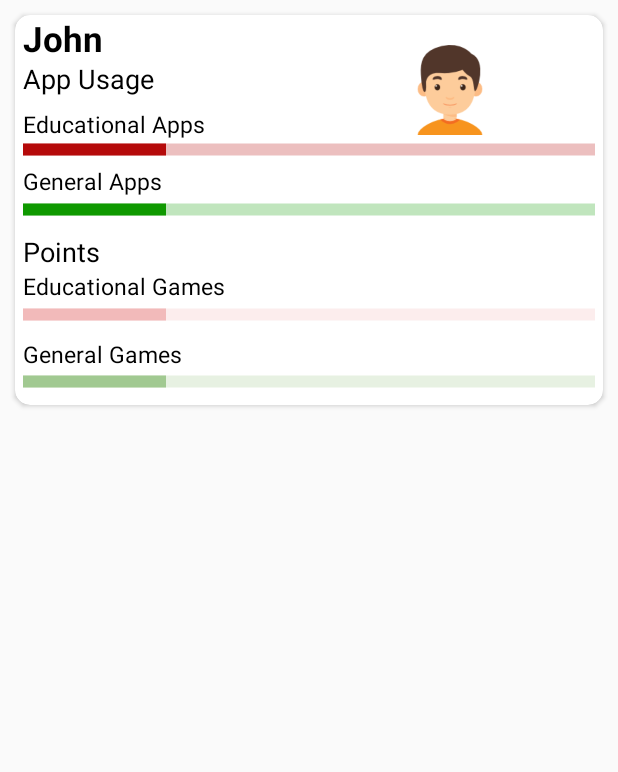
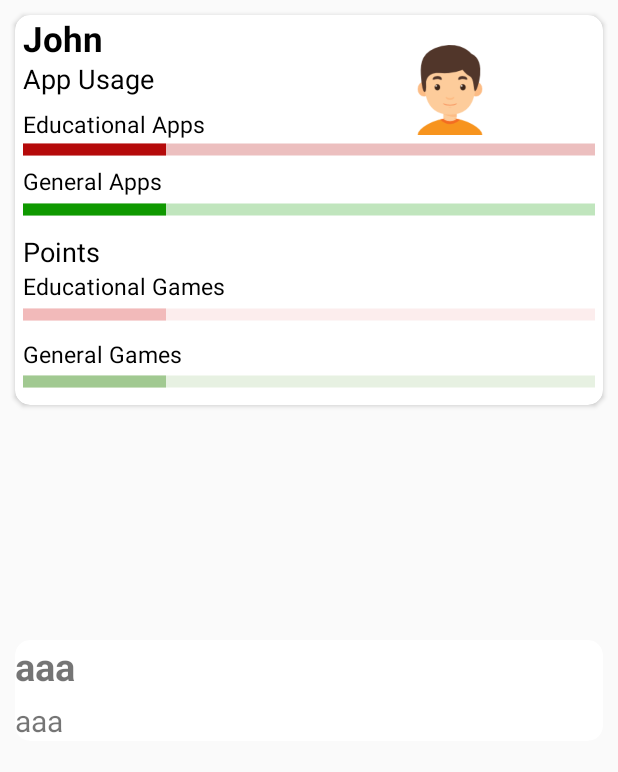
Before and after one commit to betterclever/flawnkid, an Android app: the screen it shows after launch (HomeActivity), on a phone screen of 412 x 824 dp. Shown: the top 772 px of the screen. Run offline under Robolectric (Android 15) with nearby library versions, the phone set to English and light mode, and no system bars; libraries missing offline, so code that uses them is left out: kotlinx.coroutines.experimental; 1 statement that could not run was skipped.

Commit message:
feeds added

```diff
--- a/App/app/src/main/AndroidManifest.xml
+++ b/App/app/src/main/AndroidManifest.xml
@@ -1,6 +1,8 @@
 <?xml version="1.0" encoding="utf-8"?>
 <manifest xmlns:android="http://schemas.android.com/apk/res/android"
     package="org.freactive.flawnkid">
+
+    <uses-permission android:name="android.permission.INTERNET" />
 
     <application
         android:allowBackup="true"
--- /dev/null
+++ b/App/app/src/main/java/org/freactive/flawnkid/FeedsAdapter.kt
@@ -0,0 +1,46 @@
+package org.freactive.flawnkid
+
+import android.content.Context
+import android.support.v7.widget.RecyclerView
+import android.util.Log
+import android.view.ContextMenu
+import android.view.LayoutInflater
+import android.view.View
+import android.view.ViewGroup
+import com.bumptech.glide.Glide
+import kotlinx.android.synthetic.main.feed_container.view.*
+import kotlinx.android.synthetic.main.view_feed.view.*
+
+/**
+ * Created by akshat on 18/3/18.
+ */
+
+class FeedsAdapter(val context: Context): RecyclerView.Adapter<FeedsAdapter.ViewHolder>() {
+
+    var feeds: List<Feeds> = listOf()
+
+    fun update(feeds: List<Feeds>) {
+        this.feeds = feeds
+        Log.d("test",feeds.size.toString())
+        notifyDataSetChanged()
+    }
+
+    override fun onCreateViewHolder(parent: ViewGroup, viewType: Int): ViewHolder =
+            ViewHolder(
+                    LayoutInflater.from(parent.context)
+                            .inflate(R.layout.feed_container, parent, false))
+
+    override fun getItemCount(): Int = feeds.size
+
+    override fun onBindViewHolder(holder: ViewHolder, position: Int) {
+        holder.bind(feeds[position])
+    }
+
+
+    class ViewHolder(itemView: View) : RecyclerView.ViewHolder(itemView) {
+        fun bind(feed: Feeds) {
+            itemView.title.text = feed.title
+            itemView.description.text = feed.description
+        }
+    }
+}
--- a/App/app/src/main/java/org/freactive/flawnkid/FeedsFragment.kt
+++ b/App/app/src/main/java/org/freactive/flawnkid/FeedsFragment.kt
@@ -2,9 +2,12 @@ package org.freactive.flawnkid
 
 import android.os.Bundle
 import android.support.v4.app.Fragment
+import android.support.v7.widget.LinearLayoutManager
 import android.view.LayoutInflater
 import android.view.View
 import android.view.ViewGroup
+import android.widget.LinearLayout
+import kotlinx.android.synthetic.main.view_feed.*
 
 /**
  * Created by akshat on 18/3/18.
@@ -16,5 +19,17 @@ class FeedsFragment: Fragment () {
         return inflater.inflate(R.layout.view_feed,container,false)
     }
 
+    override fun onViewCreated(view: View?, savedInstanceState: Bundle?) {
+        super.onViewCreated(view, savedInstanceState)
 
+        val adapter = FeedsAdapter(context)
+        val a = listOf(Feeds(Source("",""),"aaa","aaa","aaa","aaa","Aaa","aa"))
+        feed_recycler.layoutManager = LinearLayoutManager(activity, LinearLayout.VERTICAL, false)
+        adapter.update(a)
+        feed_recycler.adapter = adapter
+
+        fetchLatestData(adapter)
+
+
+    }
 }
--- a/App/app/src/main/java/org/freactive/flawnkid/HomePagerAdapter.kt
+++ b/App/app/src/main/java/org/freactive/flawnkid/HomePagerAdapter.kt
@@ -15,5 +15,4 @@ class HomePagerAdapter(fm: FragmentManager): FragmentStatePagerAdapter(fm) {
     }
 
     override fun getCount(): Int = 2
-
 }
--- /dev/null
+++ b/App/app/src/main/java/org/freactive/flawnkid/Utils.kt
@@ -0,0 +1,72 @@
+package org.freactive.flawnkid
+
+import android.support.v7.widget.RecyclerView
+import android.util.Log
+import android.view.View
+import kotlinx.coroutines.experimental.CommonPool
+import kotlinx.coroutines.experimental.android.UI
+import kotlinx.coroutines.experimental.async
+import kotlinx.coroutines.experimental.launch
+import okhttp3.OkHttpClient
+import okhttp3.Request
+import okhttp3.Response
+import org.json.JSONObject
+
+
+/**
+ * Created by akshat on 18/3/18.
+ */
+
+fun fetchLatestData(adapter: FeedsAdapter){
+    val updatesList: MutableList<Feeds> = mutableListOf()
+    async(UI) {
+         val client = OkHttpClient()
+         val request = Request.Builder()
+                 .url("https://newsapi.org/v2/top-headlines?sources=national-geographic&apiKey=c677a7e57fe74e35b72085114a01bb9b")
+                 .build()
+        var response: Response
+        val job = async(CommonPool) {
+            response = client.newCall(request).execute()
+            //Log.d("akshat", JSONObject(response.body()?.string()).getJSONArray("articles").toString())
+
+            try {
+                if (response.isSuccessful) {
+
+                    val body = JSONObject(response.body()?.string()).getJSONArray("articles")
+                    var i = 0
+                    while (i < body.length()) {
+                        val childObj = body.getJSONObject(i)
+                        if (childObj != null) {
+                            updatesList.add(Feeds(Source("",""),childObj.getString("author"),childObj.getString("title"),childObj.getString("description"),"",childObj.getString("urlToImage"),""))
+                        }
+                        i++
+                        if(i==7) break
+                    }
+                }
+            } catch (e: Exception) {
+
+            }
+
+        }
+        job.await()
+        adapter.update(updatesList)
+
+     }
+
+
+
+
+}
+    /*doAsync {
+        val client = OkHttpClient()
+        val request = Request.Builder()
+                .url("https://effervescence-17.firebaseio.com/notifications.json")
+                .build()
+        val response = client.newCall(request).execute()
+        try {
+            if (response.isSuccessful) {
+                val updatesList: ArrayList<Notification> = ArrayList()
+                val body = JSONObject(response.body()?.string())
+                val keys = body.keys()
+
+                while (keys.hasNext()) {*/
--- /dev/null
+++ b/App/app/src/main/java/org/freactive/flawnkid/feeds.kt
@@ -0,0 +1,20 @@
+package org.freactive.flawnkid
+
+/**
+ * Created by akshat on 18/3/18.
+ */
+
+data class Feeds(
+        val source: Source,
+        val author: String,
+        val title: String,
+        val description: String,
+        val url: String,
+        val urlToImage: String,
+        val publishedAt: String
+)
+
+data class Source(
+        val id: String,
+        val name: String
+)
--- /dev/null
+++ b/App/app/src/main/res/layout/feed_container.xml
@@ -0,0 +1,54 @@
+<?xml version="1.0" encoding="utf-8"?>
+<android.support.constraint.ConstraintLayout xmlns:android="http://schemas.android.com/apk/res/android"
+    xmlns:app="http://schemas.android.com/apk/res-auto"
+    xmlns:tools="http://schemas.android.com/tools"
+    android:layout_width="match_parent"
+    android:layout_height="wrap_content">
+
+    <android.support.v7.widget.CardView
+        android:id="@+id/cardView"
+        android:layout_width="match_parent"
+        android:layout_height="wrap_content"
+        android:layout_margin="10dp"
+        android:layout_marginEnd="8dp"
+        android:layout_marginStart="8dp"
+        android:layout_marginTop="10dp"
+        android:elevation="5dp"
+        app:cardCornerRadius="10dp"
+        app:layout_constraintEnd_toEndOf="parent"
+        app:layout_constraintStart_toStartOf="parent"
+        app:layout_constraintTop_toTopOf="parent">
+
+        <LinearLayout
+            android:layout_width="match_parent"
+            android:layout_height="wrap_content"
+            android:orientation="vertical">
+
+        <TextView
+            android:layout_width="match_parent"
+            android:layout_height="wrap_content"
+            android:text="Title"
+            android:id="@+id/title"
+            android:textSize="25sp"
+            android:textStyle="bold"
+            tools:layout_editor_absoluteX="8dp"
+            tools:layout_editor_absoluteY="16dp" />
+
+            <TextView
+                android:layout_width="match_parent"
+                android:layout_height="wrap_content"
+                android:text="Description"
+                android:id="@+id/description"
+                android:layout_marginTop="5dp"
+                android:textSize="20sp"/>
+
+        </LinearLayout>
+
+        <ImageView
+            android:layout_width="match_parent"
+            android:layout_height="match_parent"
+            android:id="@+id/feed_image"/>
+
+    </android.support.v7.widget.CardView>
+
+</android.support.constraint.ConstraintLayout>
--- a/App/app/src/main/res/layout/view_feed.xml
+++ b/App/app/src/main/res/layout/view_feed.xml
@@ -6,23 +6,28 @@
     android:layout_height="match_parent">
 
     <ScrollView
-        android:layout_width="match_parent"
-        android:layout_height="match_parent">
+        android:id="@+id/scrollView2"
+        android:layout_width="0dp"
+        android:layout_height="wrap_content"
+        app:layout_constraintEnd_toEndOf="parent"
+        app:layout_constraintStart_toStartOf="parent"
+        app:layout_constraintTop_toTopOf="parent">
+
         <android.support.v7.widget.CardView
             android:layout_width="match_parent"
             android:layout_height="wrap_content"
             android:layout_margin="10dp"
             android:background="#ffffff"
             app:cardCornerRadius="10dp">
-+
+            +
 
 
             <TextView
                 android:layout_width="wrap_content"
                 android:layout_height="wrap_content"
-                android:text="John"
                 android:layout_marginLeft="5dp"
                 android:layout_marginRight="10dp"
+                android:text="John"
                 android:textColor="@android:color/black"
                 android:textSize="23sp"
                 android:textStyle="bold" />
@@ -30,19 +35,19 @@
             <TextView
                 android:layout_width="wrap_content"
                 android:layout_height="wrap_content"
+                android:layout_marginLeft="5dp"
+                android:layout_marginRight="10dp"
                 android:layout_marginTop="30dp"
                 android:text="App Usage"
-                android:layout_marginLeft="5dp"
-                android:layout_marginRight="10dp"
                 android:textColor="@android:color/black"
                 android:textSize="18sp" />
 
             <TextView
                 android:layout_width="wrap_content"
                 android:layout_height="wrap_content"
+                android:layout_marginLeft="5dp"
                 android:layout_marginTop="62dp"
                 android:text="Educational Apps"
-                android:layout_marginLeft="5dp"
                 android:textColor="@android:color/black"
                 android:textSize="15sp" />
 
@@ -50,10 +55,10 @@
                 style="?android:attr/progressBarStyleHorizontal"
                 android:layout_width="match_parent"
                 android:layout_height="10dp"
+                android:layout_marginLeft="5dp"
+                android:layout_marginRight="5dp"
                 android:layout_marginTop="85dp"
                 android:progress="25"
-                android:layout_marginRight="5dp"
-                android:layout_marginLeft="5dp"
                 android:progressBackgroundTint="#b50a0a"
                 android:progressTint="#b50a0a"
                 android:scaleY="2" />
@@ -61,10 +66,10 @@
             <TextView
                 android:layout_width="wrap_content"
                 android:layout_height="wrap_content"
+                android:layout_marginLeft="5dp"
+                android:layout_marginRight="10dp"
                 android:layout_marginTop="100dp"
                 android:text="General Apps"
-                android:layout_marginLeft="5dp"
-                android:layout_marginRight="10dp"
                 android:textColor="@android:color/black"
                 android:textSize="15sp" />
 
@@ -72,10 +77,10 @@
                 style="?android:attr/progressBarStyleHorizontal"
                 android:layout_width="match_parent"
                 android:layout_height="30dp"
+                android:layout_marginLeft="5dp"
+                android:layout_marginRight="5dp"
                 android:layout_marginTop="115dp"
                 android:progress="25"
-                android:layout_marginRight="5dp"
-                android:layout_marginLeft="5dp"
                 android:progressBackgroundTint="#0f9900"
                 android:progressTint="#0f9900"
                 android:scaleY="2" />
@@ -83,8 +88,8 @@
             <TextView
                 android:layout_width="match_parent"
                 android:layout_height="wrap_content"
+                android:layout_marginLeft="5dp"
                 android:layout_marginTop="145dp"
-                android:layout_marginLeft="5dp"
                 android:text="Points"
                 android:textColor="@android:color/black"
                 android:textSize="18sp" />
@@ -92,20 +97,19 @@
             <TextView
                 android:layout_width="match_parent"
                 android:layout_height="wrap_content"
+                android:layout_marginLeft="5dp"
                 android:layout_marginTop="170dp"
                 android:text="Educational Games"
-                android:layout_marginLeft="5dp"
                 android:textColor="@android:color/black"
                 android:textSize="15sp" />
-
 
 
             <TextView
                 android:layout_width="match_parent"
                 android:layout_height="wrap_content"
+                android:layout_marginLeft="5dp"
                 android:layout_marginTop="215dp"
                 android:text="General Games"
-                android:layout_marginLeft="5dp"
                 android:textColor="@android:color/black"
                 android:textSize="15sp" />
 
@@ -113,10 +117,10 @@
                 style="?android:attr/progressBarStyleHorizontal"
                 android:layout_width="match_parent"
                 android:layout_height="30dp"
+                android:layout_marginLeft="5dp"
+                android:layout_marginRight="5dp"
                 android:layout_marginTop="185dp"
                 android:progress="25"
-                android:layout_marginRight="5dp"
-                android:layout_marginLeft="5dp"
                 android:progressBackgroundTint="#f2baba"
                 android:progressTint="#f2baba"
                 android:scaleY="2" />
@@ -125,10 +129,10 @@
                 style="?android:attr/progressBarStyleHorizontal"
                 android:layout_width="match_parent"
                 android:layout_height="30dp"
+                android:layout_marginLeft="5dp"
+                android:layout_marginRight="5dp"
                 android:layout_marginTop="230dp"
                 android:progress="25"
-                android:layout_marginRight="5dp"
-                android:layout_marginLeft="5dp"
                 android:progressBackgroundTint="#a1c991"
                 android:progressTint="#a1c991"
                 android:scaleY="2" />
@@ -137,14 +141,37 @@
                 android:id="@+id/imageView"
                 android:layout_width="60dp"
                 android:layout_height="60dp"
+                android:layout_marginLeft="260dp"
                 android:layout_marginTop="20dp"
-                android:layout_marginLeft="260dp"
-                android:src="@drawable/registered"
-                android:scaleType="centerCrop"/>
+                android:scaleType="centerCrop"
+                android:src="@drawable/registered" />
 
 
         </android.support.v7.widget.CardView>
 
     </ScrollView>
 
+    <!--<android.support.v7.widget.CardView
+        android:id="@+id/cardView"
+        android:layout_width="0dp"
+        android:layout_height="wrap_content"
+        app:cardCornerRadius="10dp"
+        app:layout_constraintEnd_toEndOf="parent"
+        app:layout_constraintStart_toStartOf="parent"
+        app:layout_constraintTop_toBottomOf="@+id/scrollView2">-->
+
+    <android.support.v7.widget.RecyclerView
+        android:id="@+id/feed_recycler"
+        android:layout_width="0dp"
+        android:layout_height="271dp"
+        android:layout_marginBottom="8dp"
+        android:layout_marginTop="8dp"
+        app:layout_constraintBottom_toBottomOf="parent"
+        app:layout_constraintEnd_toEndOf="parent"
+        app:layout_constraintHorizontal_bias="0.0"
+        app:layout_constraintStart_toStartOf="parent"
+        app:layout_constraintTop_toBottomOf="@+id/scrollView2" />
+
+    <!--</android.support.v7.widget.CardView>-->
+
 </android.support.constraint.ConstraintLayout>
--- a/App/build.gradle
+++ b/App/build.gradle
@@ -2,6 +2,7 @@
 
 buildscript {
     ext.kotlin_version = '1.2.30'
+    ext.anko_version = '0.10.1'
     repositories {
         google()
         jcenter()
@@ -9,6 +10,7 @@ buildscript {
     dependencies {
         classpath 'com.android.tools.build:gradle:3.0.1'
         classpath "org.jetbrains.kotlin:kotlin-gradle-plugin:$kotlin_version"
+        classpath 'com.google.gms:google-services:3.1.2'
 
         // NOTE: Do not place your application dependencies here; they belong
         // in the individual module build.gradle files
@@ -19,6 +21,7 @@ allprojects {
     repositories {
         google()
         jcenter()
+        maven { url "https://jitpack.io" }
     }
 }
 
```
Also changed, not shown: App/app/build.gradle (+16 -0 lines), 1541 other files.
